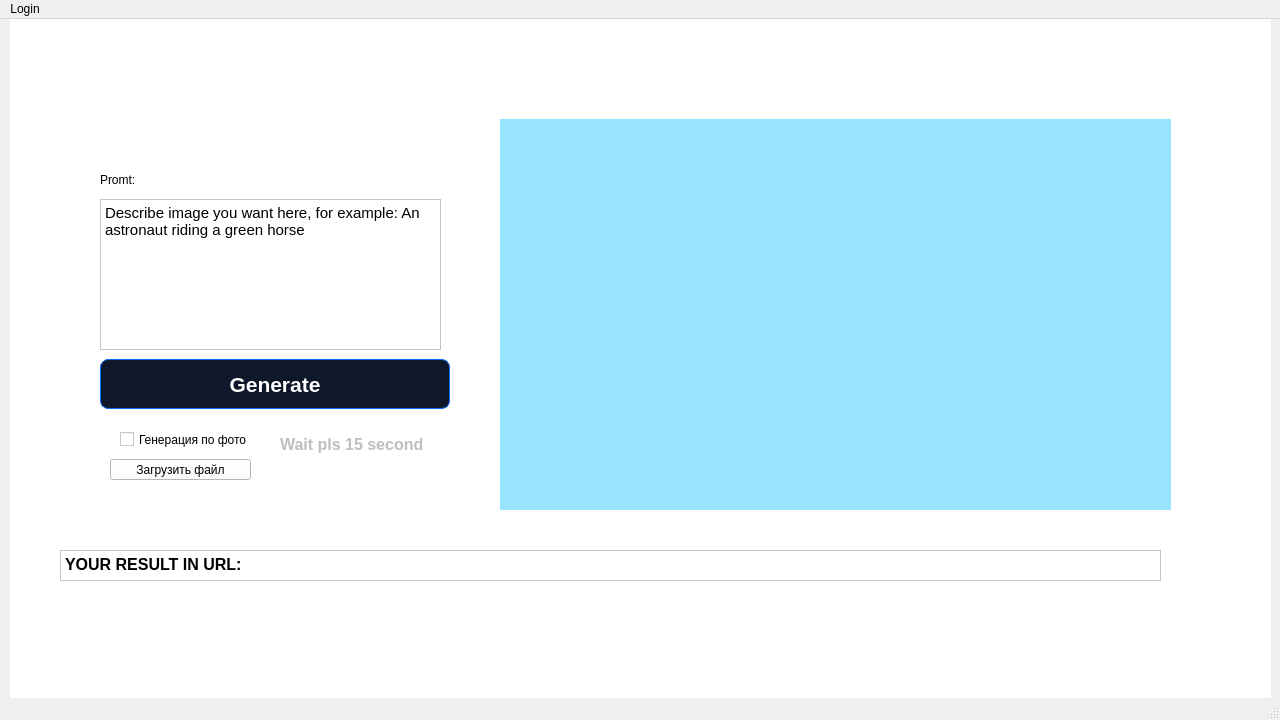
glebkasilov/Qt-project, file app/style/main_window.ui: the form before one commit.
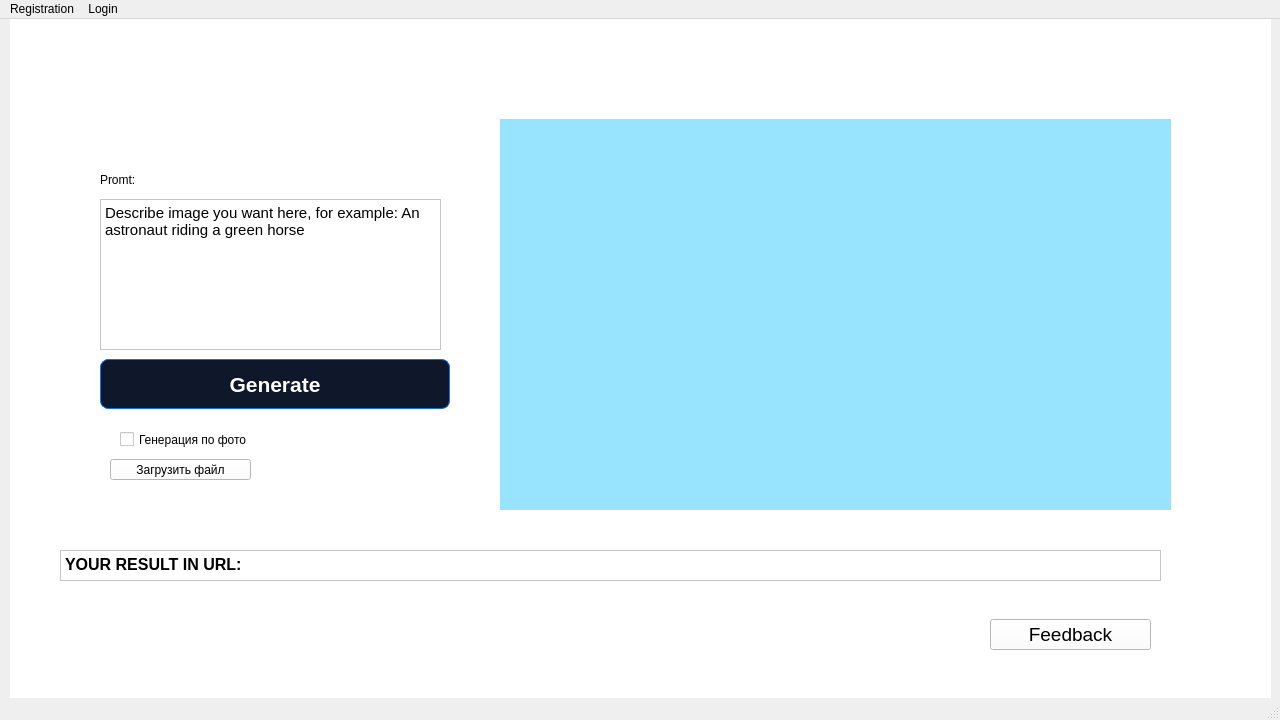
The form after the commit. Icons and pictures are not drawn.

What changed in the file:
```diff
--- a/app/style/main_window.ui
+++ b/app/style/main_window.ui
@@ -221,24 +221,22 @@
       <string>Загрузить файл</string>
      </property>
     </widget>
-    <widget class="QLabel" name="wait_label">
-     <property name="enabled">
-      <bool>false</bool>
-     </property>
+    <widget class="QPushButton" name="feedback_button">
      <property name="geometry">
       <rect>
-       <x>270</x>
-       <y>400</y>
-       <width>151</width>
-       <height>51</height>
+       <x>980</x>
+       <y>600</y>
+       <width>161</width>
+       <height>31</height>
       </rect>
      </property>
+     <property name="font">
+      <font>
+       <pointsize>14</pointsize>
+      </font>
+     </property>
      <property name="text">
-      <string>&lt;!DOCTYPE HTML PUBLIC &quot;-//W3C//DTD HTML 4.0//EN&quot; &quot;http://www.w3.org/TR/REC-html40/strict.dtd&quot;&gt;
-&lt;html&gt;&lt;head&gt;&lt;meta name=&quot;qrichtext&quot; content=&quot;1&quot; /&gt;&lt;style type=&quot;text/css&quot;&gt;
-p, li { white-space: pre-wrap; }
-&lt;/style&gt;&lt;/head&gt;&lt;body style=&quot; font-family:'MS Shell Dlg 2'; font-size:8.25pt; font-weight:400; font-style:normal;&quot;&gt;
-&lt;p style=&quot; margin-top:0px; margin-bottom:0px; margin-left:0px; margin-right:0px; -qt-block-indent:0; text-indent:0px;&quot;&gt;&lt;span style=&quot; font-size:12pt; font-weight:600;&quot;&gt;Wait pls 15 second&lt;/span&gt;&lt;/p&gt;&lt;/body&gt;&lt;/html&gt;</string>
+      <string>Feedback</string>
      </property>
     </widget>
     <zorder>button</zorder>
@@ -260,12 +258,19 @@
      <height>21</height>
     </rect>
    </property>
+   <widget class="QMenu" name="menuregistration">
+    <property name="title">
+     <string>Registration</string>
+    </property>
+    <addaction name="actionOpen_window_registration"/>
+   </widget>
    <widget class="QMenu" name="menuLogin">
     <property name="title">
      <string>Login</string>
     </property>
     <addaction name="actionOpen_window_login"/>
    </widget>
+   <addaction name="menuregistration"/>
    <addaction name="menuLogin"/>
   </widget>
   <widget class="QStatusBar" name="statusbar"/>
```
Left out of the diff: 6 changed lines with no effect on the pictures.
